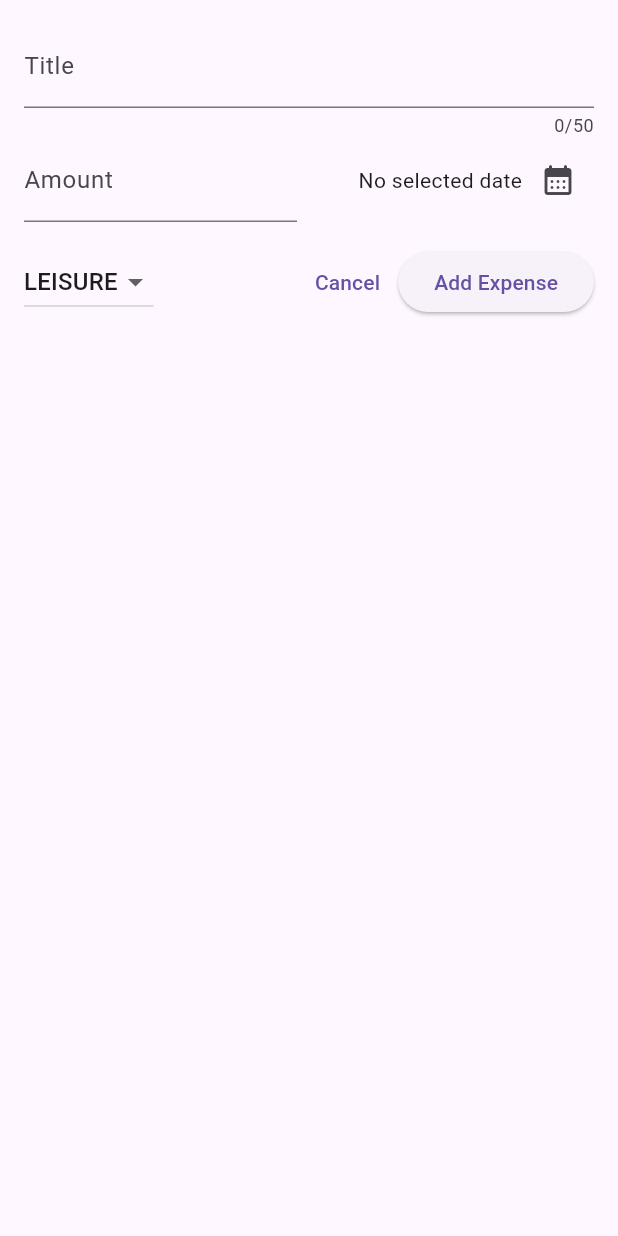
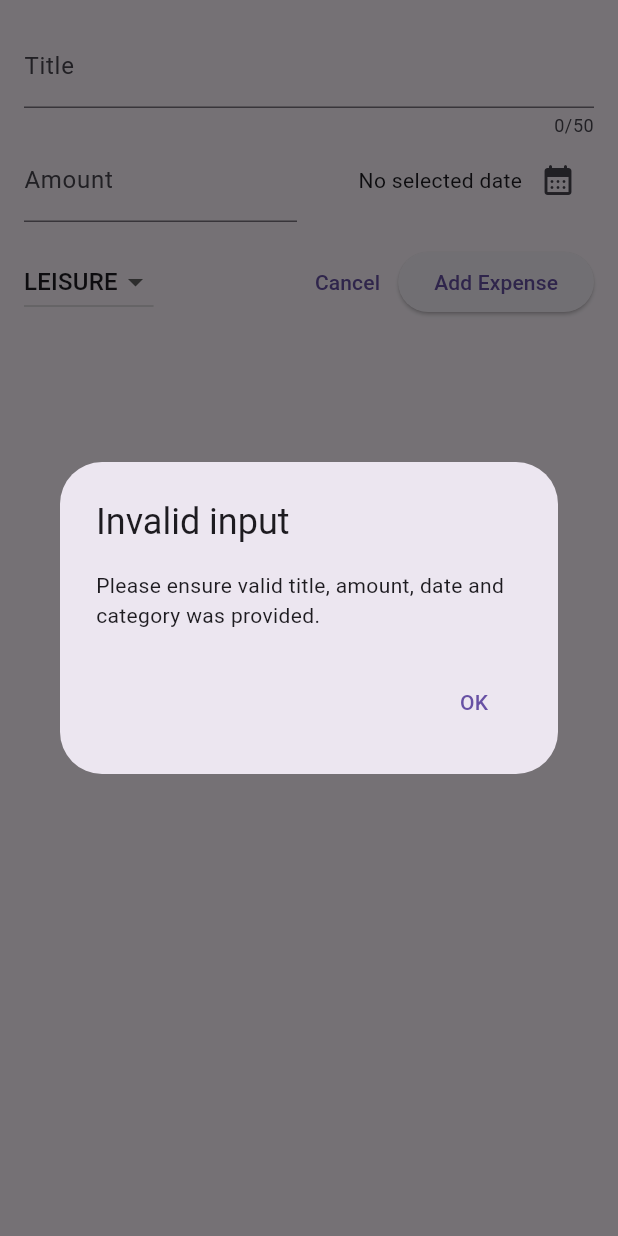
Before and after one commit to yatoenough/expense-tracker-app, a Flutter app: the NewExpense widget shown alone on an empty page, opened directly, after a tap on "Add Expense", on a phone screen of 412 x 824 dp. Run offline on Flutter 3.47's test engine with Material 3 defaults, Android fonts, the phone set to English and light mode, and no system bars.

Commit message:
added data validation and error handle

```diff
--- a/lib/widgets/expenses/new_expense.dart
+++ b/lib/widgets/expenses/new_expense.dart
@@ -33,6 +33,30 @@ class _NewExpenseState extends State<NewExpense> {
     setState(() {
       _selectedDate = pickedDate;
     });
+  }
+
+  void _submitExpenseData() {
+    final enteredAmount = double.tryParse(_amountController.text);
+    final amountIsInvalid = enteredAmount == null || enteredAmount <= 0;
+    if (_titleController.text.trim().isEmpty ||
+        amountIsInvalid ||
+        _selectedDate == null) {
+      showDialog(
+        context: context,
+        builder: (context) => AlertDialog(
+          title: const Text("Invalid input"),
+          content: const Text(
+              "Please ensure valid title, amount, date and category was provided."),
+          actions: [
+            TextButton(
+              onPressed: () => Navigator.pop(context),
+              child: const Text("OK"),
+            )
+          ],
+        ),
+      );
+      return;
+    }
   }
 
   @override
@@ -111,7 +135,7 @@ class _NewExpenseState extends State<NewExpense> {
                 child: const Text("Cancel"),
               ),
               ElevatedButton(
-                onPressed: () {},
+                onPressed: _submitExpenseData,
                 child: const Text("Add Expense"),
               ),
             ],
```
